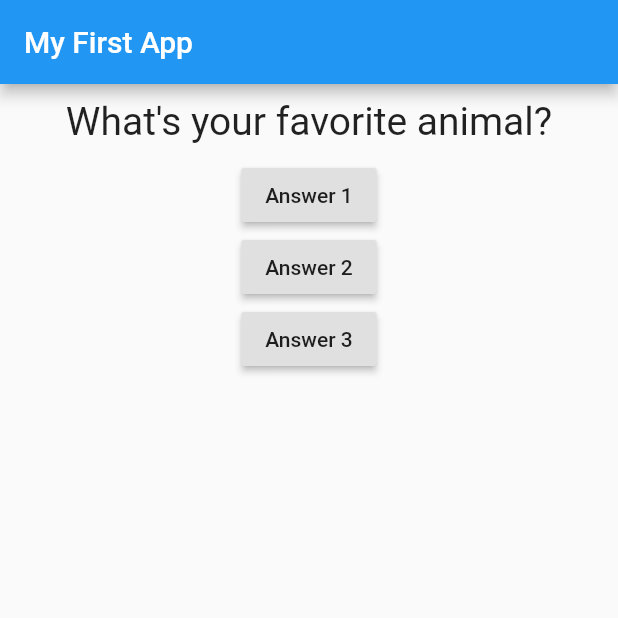
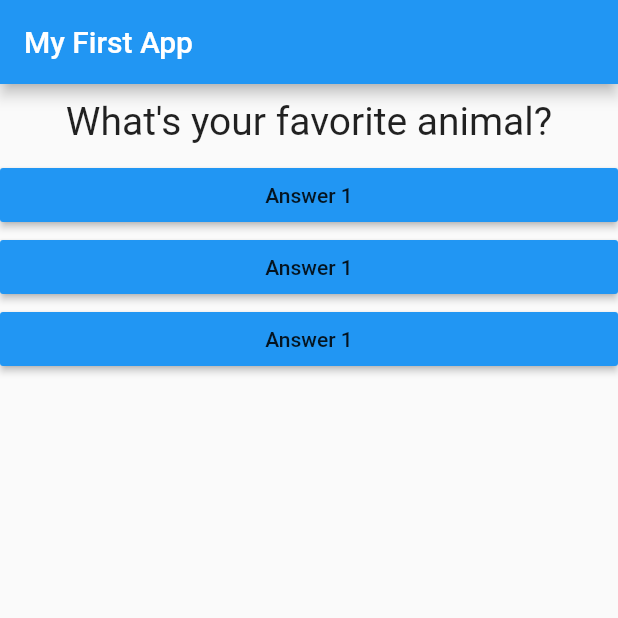
Before and after one commit to fffrowies/flutter_curso, a Flutter app: the screen it shows after launch, after a tap on "Answer 1", on a phone screen of 412 x 824 dp, the top half of it. Run offline on Flutter 3.47's test engine with Material 2 defaults, Android fonts, the phone set to English and light mode, and no system bars.

Commit message:
Create answer.dart using as a callback. Modified bug:flutter-argument-of-type-function-cant-be-assigned-to-the-parameter-of-type

```diff
--- /dev/null
+++ b/lib/answer.dart
@@ -0,0 +1,19 @@
+import 'package:flutter/material.dart';
+
+class Answer extends StatelessWidget {
+  final void Function() selectHandler;
+
+  Answer(this.selectHandler);
+
+  @override
+  Widget build(BuildContext context) {
+    return Container(
+      width: double.infinity,
+      child: RaisedButton(
+        color: Colors.blue,
+        child: Text('Answer 1'),
+        onPressed: selectHandler,
+      ),
+    );
+  }
+}
--- a/lib/main.dart
+++ b/lib/main.dart
@@ -1,13 +1,13 @@
 import 'package:flutter/material.dart';
 
 import './question.dart';
+import './answer.dart';
 
 void main() {
   runApp(MyApp());
 }
 
 class MyApp extends StatefulWidget {
-
   @override
   State<StatefulWidget> createState() {
     // TODO: implement createState
@@ -41,21 +41,9 @@ class _MyAppState extends State<MyApp> {
             Question(
               questions[_questionIndex],
             ),
-            RaisedButton(
-              child: Text('Answer 1'),
-              onPressed: _answerQuestion,
-            ),
-            RaisedButton(
-              child: Text('Answer 2'),
-              onPressed: () => print('Answer 2 chosen'),
-            ),
-            RaisedButton(
-              child: Text('Answer 3'),
-              onPressed: () => {
-                print('Hello...'),
-                print('Answer 3 chosen'),
-              },
-            ),
+            Answer(_answerQuestion),
+            Answer(_answerQuestion),
+            Answer(_answerQuestion),
           ],
         ),
       ),
```
